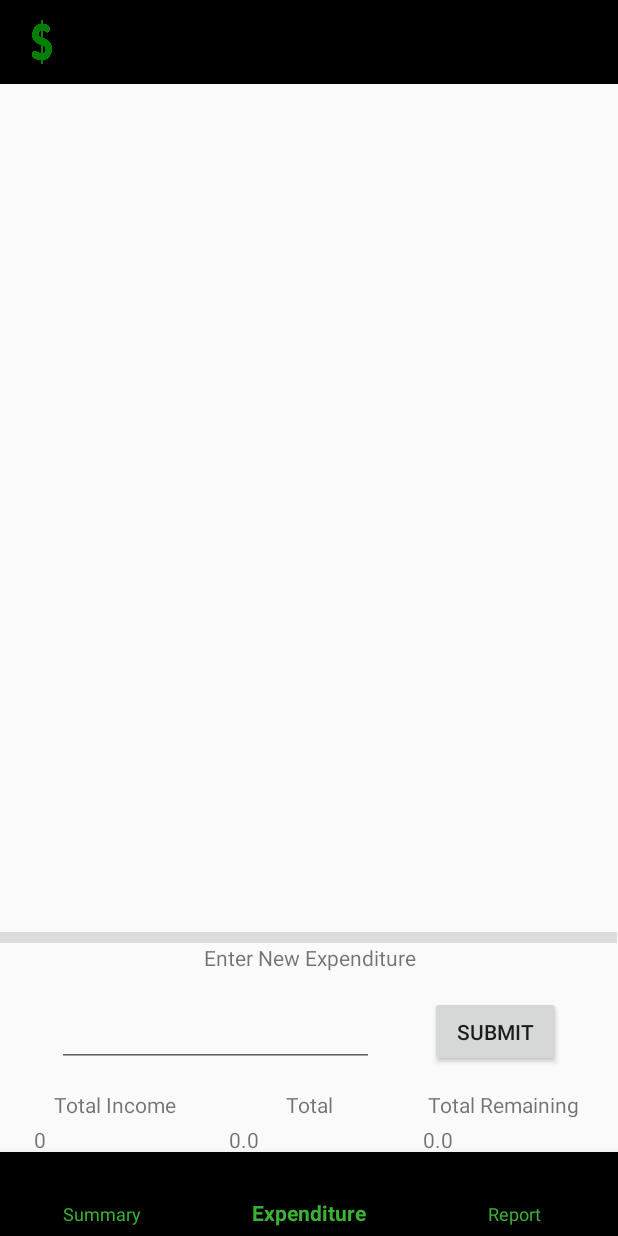
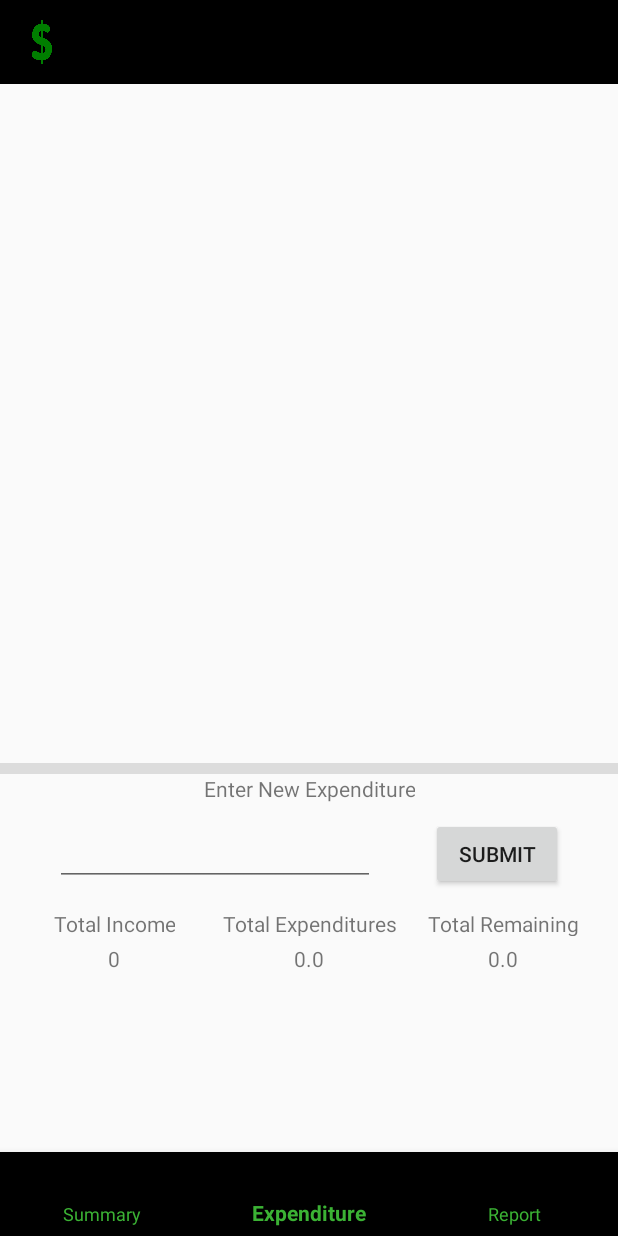
Before and after one commit to etbegert/cse682-budget, an Android app: the screen it shows after launch once a user with an empty profile is signed in (MainActivity), item 2 of the bottom bar chosen, on a phone screen of 412 x 824 dp. Run offline under Robolectric (Android 15) with nearby library versions, the light colour scheme and no system bars; our stand-ins replace Firebase (no records; nobody signed in at launch, a user with empty details on screens opened directly); 9 statements that could not run were skipped.

Commit message:
Updated expenditure adapter so it shows correctly and updated information pull from firebase database so that data is useable in app.

```diff
--- a/app/src/main/java/com/example/cse682final/BasicDrawer.kt
+++ b/app/src/main/java/com/example/cse682final/BasicDrawer.kt
@@ -30,29 +30,14 @@ open class BasicDrawer : AppCompatActivity(), NavigationView.OnNavigationItemSel
     // Grabs current user's account info
     private val currentUser = FirebaseAuth.getInstance().currentUser
     private var accountInfo = AccountInfo()
-    private var ref = FirebaseDatabase.getInstance().getReference("Users").child(currentUser?.uid!!).addListenerForSingleValueEvent(object: ValueEventListener {
-        override fun onDataChange(snapshot: DataSnapshot) {
-            accountInfo = snapshot.child("accountInfo").getValue(AccountInfo::class.java)!!
-            Log.d("AccountInfo request", "Request successful")
-        }
-
-        override fun onCancelled(error: DatabaseError) {
-            Log.d("AccountInfo request", "Request cancelled")
-        }
-    })
     // Set up other class vars
     private var navigationView: NavigationView? = null
     private var drawerLayout: DrawerLayout? = null
     private var bottomNavigationView : BottomNavigationView? = null
-    private val summaryFragment = SummaryFragment()
-    private var expenditureFragment = ExpenditureFragment(accountInfo!!)
-    private val reportFragment = ReportListFragment()
-    private val settingsFragment = SettingsFragment()
-
-    fun saveAccountInfo(accInfo: AccountInfo) {
-        accountInfo = accInfo
-        Log.d("Account Info", "${accountInfo.toString()}")
-    }
+    private var summaryFragment: SummaryFragment? = null
+    private var expenditureFragment: ExpenditureFragment? = null
+    private var reportFragment: ReportListFragment? = null
+    private var settingsFragment: SettingsFragment? = null
 
     fun onCreateDrawer() {
         setContentView(R.layout.activity_main)
@@ -69,6 +54,13 @@ open class BasicDrawer : AppCompatActivity(), NavigationView.OnNavigationItemSel
                 val email:TextView = findViewById(R.id.header_email)
                 email.text = p0.child("email").value.toString()
                 val profilePic = findViewById<ImageView>(R.id.header_profile_pic)
+                val account = p0.child("accountInfo").getValue(AccountInfo::class.java)!!
+                this@BasicDrawer.accountInfo.income = account.income
+                this@BasicDrawer.accountInfo.expenditureTotal = account.expenditureTotal
+                this@BasicDrawer.accountInfo.expenditureList = account.expenditureList
+                this@BasicDrawer.accountInfo.savingsList = account.savingsList
+                this@BasicDrawer.accountInfo.autoReportsList = account.autoReportsList
+                this@BasicDrawer.accountInfo.alerts = account.alerts
             }
         })
         navigationView = findViewById(R.id.navigationView)
@@ -86,21 +78,27 @@ open class BasicDrawer : AppCompatActivity(), NavigationView.OnNavigationItemSel
         val newdrawable: Drawable = BitmapDrawable(resources, Bitmap.createScaledBitmap(bitmap, 50, 50, true))
         supportActionBar?.setHomeAsUpIndicator(newdrawable) //Attributed to FreePik on flaticon.com
         supportActionBar!!.title = "Summary"
-        loadFragment(R.id.fragment_container,summaryFragment, "summary")
+        //Create the fragments
+        summaryFragment = SummaryFragment()
+        expenditureFragment = ExpenditureFragment(accountInfo)
+        reportFragment = ReportListFragment()
+        settingsFragment = SettingsFragment()
+        Log.d("Check Account","${accountInfo.toString()}")
+        loadFragment(R.id.fragment_container,summaryFragment!!, "summary")
     }
 
     override fun onNavigationItemSelected(item: MenuItem): Boolean {
         when(item.itemId)
         {
-            R.id.summary_button -> loadFragment(R.id.fragment_container,summaryFragment, "summary")
+            R.id.summary_button -> loadFragment(R.id.fragment_container,summaryFragment!!, "summary")
 
             R.id.exp_button -> loadFragment(R.id.fragment_container, expenditureFragment!!, "expenditure")
 
-            R.id.report_button -> loadFragment(R.id.fragment_container,reportFragment, "report")
+            R.id.report_button -> loadFragment(R.id.fragment_container,reportFragment!!, "report")
 
             R.id.settings -> {
                 supportActionBar!!.title = "Settings"
-                loadFragment(R.id.fragment_container, settingsFragment, "settings")
+                loadFragment(R.id.fragment_container, settingsFragment!!, "settings")
             }
 
         }
--- a/app/src/main/java/com/example/cse682final/ExpenditureAdapter.kt
+++ b/app/src/main/java/com/example/cse682final/ExpenditureAdapter.kt
@@ -6,7 +6,7 @@ import android.view.ViewGroup
 import android.widget.TextView
 import androidx.recyclerview.widget.RecyclerView
 
-class ExpenditureAdapter(var accountInfo: AccountInfo) : RecyclerView.Adapter<ExpenditureAdapter.ViewHolder>() {
+class ExpenditureAdapter(var expenditureList: ArrayList<Float>) : RecyclerView.Adapter<ExpenditureAdapter.ViewHolder>() {
 
 
     class ViewHolder(view: View) : RecyclerView.ViewHolder(view) {
@@ -21,10 +21,15 @@ class ExpenditureAdapter(var accountInfo: AccountInfo) : RecyclerView.Adapter<Ex
     }
 
     override fun onBindViewHolder(holder: ExpenditureAdapter.ViewHolder, position: Int) {
-        holder.expenditureValue.text = accountInfo.getExpenditure(position).toString()
+        holder.expenditureValue.text = expenditureList[position].toString()
     }
 
     override fun getItemCount(): Int {
-        return accountInfo.getExpenditures().size
+        return this.expenditureList.size
+    }
+
+    fun updateList(expenditureList: ArrayList<Float>) {
+        this.expenditureList = expenditureList
+        this.notifyDataSetChanged()
     }
 }
--- a/app/src/main/java/com/example/cse682final/ExpenditureFragment.kt
+++ b/app/src/main/java/com/example/cse682final/ExpenditureFragment.kt
@@ -1,38 +1,57 @@
 package com.example.cse682final
 
 import android.os.Bundle
+import android.util.Log
 import android.view.LayoutInflater
 import android.view.View
 import android.view.ViewGroup
 import android.widget.Button
 import android.widget.EditText
 import android.widget.TextView
+import android.widget.Toast
 import androidx.fragment.app.Fragment
 import androidx.recyclerview.widget.DefaultItemAnimator
 import androidx.recyclerview.widget.LinearLayoutManager
 import androidx.recyclerview.widget.RecyclerView
+import com.google.firebase.auth.FirebaseAuth
+import com.google.firebase.database.DataSnapshot
+import com.google.firebase.database.DatabaseError
+import com.google.firebase.database.FirebaseDatabase
+import com.google.firebase.database.ValueEventListener
 
-class ExpenditureFragment(var accountInfo: AccountInfo) : Fragment() {
+class ExpenditureFragment(val accountInfo: AccountInfo) : Fragment() {
+
+    private val currentUser = FirebaseAuth.getInstance().currentUser
+    private var ref = FirebaseDatabase.getInstance().getReference("Users").child(currentUser?.uid!!)
+    private val recycleAdapter = ExpenditureAdapter(accountInfo.expenditureList)
+
     override fun onCreateView(
         inflater: LayoutInflater,
         container: ViewGroup?,
         savedInstanceState: Bundle?
     ): View? {
         val v = inflater.inflate(R.layout.expenditure_fragment, container, false)
-        v.findViewById<Button>(R.id.expEntrySubmit).setOnClickListener {
-            accountInfo.addExpenditure(v.findViewById<EditText>(R.id.expEntry).text.toString().toFloat())
-        }
+        val expEntry = v.findViewById<EditText>(R.id.expEntry)
         v.findViewById<TextView>(R.id.expTotalIncome).text = accountInfo.income.toString()
         v.findViewById<TextView>(R.id.expTotalExpenditures).text = accountInfo.expenditureTotal.toString()
-        v.findViewById<TextView>(R.id.expTotalRemaining).text = (accountInfo.income - accountInfo.expenditureTotal).toString()
+        v.findViewById<TextView>(R.id.expTotalRemaining).text = (accountInfo.income.toFloat() - accountInfo.expenditureTotal).toString()
         val rv = v.findViewById<RecyclerView>(R.id.expenditureRecycler)
         val layoutManager = LinearLayoutManager(context)
         layoutManager.orientation = LinearLayoutManager.VERTICAL
         layoutManager.scrollToPosition(0)
         rv.layoutManager = layoutManager
-        rv.adapter = ExpenditureAdapter(accountInfo)
+        rv.adapter = recycleAdapter
         rv.itemAnimator = DefaultItemAnimator()
+
+        v.findViewById<Button>(R.id.expEntrySubmit).setOnClickListener {
+            if(expEntry.text.toString() != "" && expEntry.text.toString().toFloatOrNull() != null) {
+                accountInfo.addExpenditure(v.findViewById<EditText>(R.id.expEntry).text.toString().toFloat())
+                recycleAdapter.updateList(accountInfo.expenditureList)
+            }
+            else {
+                Toast.makeText(v.context, "Not a valid number, please try again.",Toast.LENGTH_SHORT).show()
+            }
+        }
         return v
     }
-
 }
--- a/app/src/main/java/com/example/cse682final/MainActivity.kt
+++ b/app/src/main/java/com/example/cse682final/MainActivity.kt
@@ -26,7 +26,6 @@ class MainActivity : BasicDrawer(), ReportListFragment.OnItemSelectedListener{
         mContext = this
         setContentView(R.layout.activity_main)
         super.onCreateDrawer()
-
         AccountInfo.reports = ArrayList()
     }
 
--- a/app/src/main/java/com/example/cse682final/SummaryFragment.kt
+++ b/app/src/main/java/com/example/cse682final/SummaryFragment.kt
@@ -6,7 +6,7 @@ import android.view.View
 import android.view.ViewGroup
 import androidx.fragment.app.Fragment
 
-class SummaryFragment : Fragment() {
+class SummaryFragment() : Fragment() {
 
     override fun onCreateView(
         inflater: LayoutInflater,
--- a/app/src/main/res/layout/expenditure_fragment.xml
+++ b/app/src/main/res/layout/expenditure_fragment.xml
@@ -8,23 +8,26 @@
 
     <androidx.recyclerview.widget.RecyclerView
         android:id="@+id/expenditureRecycler"
-        android:layout_width="415dp"
-        android:layout_height="565dp"
+        android:layout_width="match_parent"
+        android:layout_height="0dp"
         app:layout_constraintTop_toTopOf="parent"
-        app:layout_constraintStart_toStartOf="parent"/>
+        app:layout_constraintStart_toStartOf="parent"
+        app:layout_constraintBottom_toBottomOf="@id/divider"/>
 
     <View
         android:id="@+id/divider"
-        android:layout_width="411dp"
+        android:layout_width="match_parent"
         android:layout_height="7dp"
         android:background="?android:attr/listDivider"
-        app:layout_constraintTop_toBottomOf="@id/expenditureRecycler"
-        app:layout_constraintStart_toStartOf="parent"/>
+        android:layout_marginTop="200dp"
+        app:layout_constraintTop_toTopOf="parent"
+        app:layout_constraintStart_toStartOf="parent"
+        app:layout_constraintBottom_toBottomOf="parent"/>
 
     <TextView
         android:id="@+id/expEntryTitle"
-        android:layout_width="296dp"
-        android:layout_height="25dp"
+        android:layout_width="wrap_content"
+        android:layout_height="wrap_content"
         android:text="Enter New Expenditure"
         android:textAlignment="center"
         app:layout_constraintTop_toBottomOf="@id/divider"
@@ -33,8 +36,8 @@
 
     <EditText
         android:id="@+id/expEntry"
-        android:layout_width="211dp"
-        android:layout_height="47dp"
+        android:layout_width="wrap_content"
+        android:layout_height="wrap_content"
         android:ems="10"
         android:inputType="number"
         android:layout_marginTop="10dp"
@@ -44,8 +47,8 @@
 
     <Button
         android:id="@+id/expEntrySubmit"
-        android:layout_width="87dp"
-        android:layout_height="47dp"
+        android:layout_width="wrap_content"
+        android:layout_height="wrap_content"
         android:text="Submit"
         android:layout_marginTop="10dp"
         app:layout_constraintTop_toBottomOf="@id/expEntryTitle"
@@ -54,7 +57,7 @@
 
     <TextView
         android:id="@+id/expTotalIncomeTitle"
-        android:layout_width="107dp"
+        android:layout_width="wrap_content"
         android:layout_height="18dp"
         android:layout_marginTop="15dp"
         android:text="Total Income"
@@ -65,7 +68,7 @@
 
     <TextView
         android:id="@+id/expTotalExpendituresTitle"
-        android:layout_width="107dp"
+        android:layout_width="wrap_content"
         android:layout_height="18dp"
         android:layout_marginTop="15dp"
         android:text="Total Expenditures"
@@ -76,7 +79,7 @@
 
     <TextView
         android:id="@+id/expTotalRemainingTitle"
-        android:layout_width="107dp"
+        android:layout_width="wrap_content"
         android:layout_height="18dp"
         android:layout_marginTop="15dp"
         android:text="Total Remaining"
@@ -90,26 +93,29 @@
         android:layout_width="107dp"
         android:layout_height="18dp"
         android:layout_marginTop="5dp"
-        app:layout_constraintTop_toBottomOf="@id/expTotalIncomeTitle"
+        android:textAlignment="center"
+        app:layout_constraintEnd_toStartOf="@id/expTotalExpenditures"
         app:layout_constraintStart_toStartOf="parent"
-        app:layout_constraintEnd_toStartOf="@id/expTotalExpenditures"/>
+        app:layout_constraintTop_toBottomOf="@id/expTotalIncomeTitle" />
 
     <TextView
         android:id="@+id/expTotalExpenditures"
         android:layout_width="107dp"
         android:layout_height="18dp"
         android:layout_marginTop="5dp"
-        app:layout_constraintTop_toBottomOf="@id/expTotalExpendituresTitle"
+        android:textAlignment="center"
+        app:layout_constraintEnd_toStartOf="@id/expTotalRemaining"
         app:layout_constraintStart_toEndOf="@id/expTotalIncome"
-        app:layout_constraintEnd_toStartOf="@id/expTotalRemaining"/>
+        app:layout_constraintTop_toBottomOf="@id/expTotalExpendituresTitle" />
 
     <TextView
         android:id="@+id/expTotalRemaining"
         android:layout_width="107dp"
         android:layout_height="18dp"
         android:layout_marginTop="5dp"
-        app:layout_constraintTop_toBottomOf="@id/expTotalRemainingTitle"
+        android:textAlignment="center"
+        app:layout_constraintEnd_toEndOf="parent"
         app:layout_constraintStart_toEndOf="@id/expTotalExpenditures"
-        app:layout_constraintEnd_toEndOf="parent"/>
+        app:layout_constraintTop_toBottomOf="@id/expTotalRemainingTitle" />
 
 </androidx.constraintlayout.widget.ConstraintLayout>
```
Also changed, not shown: app/src/main/java/com/example/cse682final/AccountInfo.kt (+11 -23 lines), app/src/main/java/com/example/cse682final/SignUpActivity.kt (+8 -1 lines), app/src/main/res/layout/activity_sign_up.xml (+8 -4 lines), app/src/main/res/layout/expenditure_card_view_layout.xml (+25 -5 lines), app/src/main/res/layout/login_activity.xml (+0 -10 lines), app/src/main/res/drawable-v24/money_sign2.jpg (added), app/src/main/res/drawable/money_sign.png (added).
